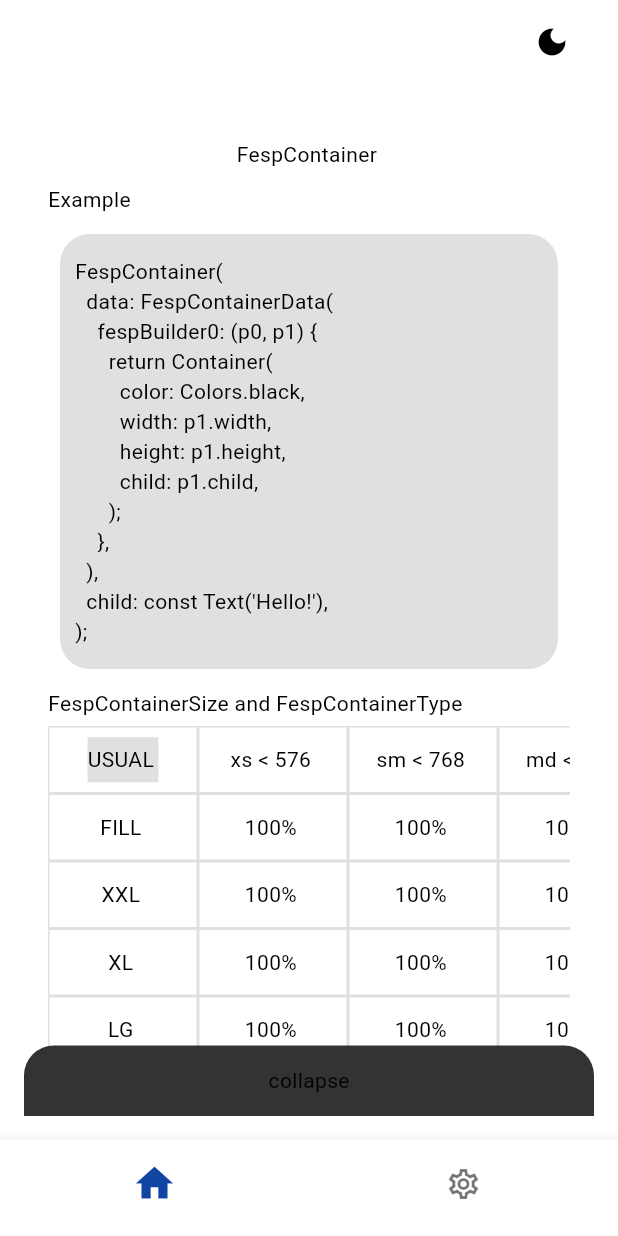
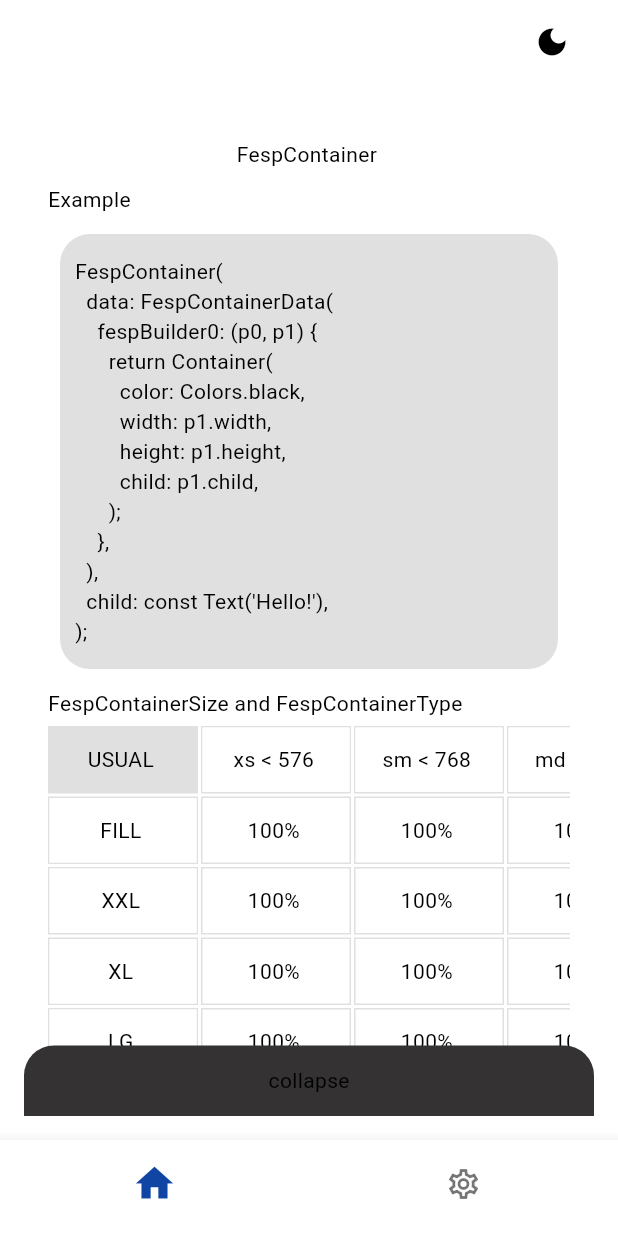
Before and after one commit to Vantus555/flutter_easy_start_project, a Flutter app: the screen it shows after launch, on a phone screen of 412 x 824 dp. Run offline on Flutter 3.47's test engine with Material 3 defaults, Android fonts, the light colour scheme and no system bars; our stand-ins replace flex_color_scheme, go_router, hive, hive_flutter; missing offline and left inert: analyzer, build, source_gen; accounts and stored records are empty.

Commit message:
FespTable - 2

```diff
--- a/lib/main.dart
+++ b/lib/main.dart
@@ -1,5 +1,4 @@
 import 'package:flutter/material.dart';
-import 'package:flutter_easy_start_project/nodes/containers/fesp_vertical_tab_container.dart';
 import 'package:flutter_easy_start_project/pages/fesp_app.dart';
 import 'package:flutter_easy_start_project/nodes/containers/fesp_container.dart';
 import 'package:flutter_easy_start_project/pages/presentation/fesp_presentation_page.dart';
--- a/lib/nodes/fesp_table.dart
+++ b/lib/nodes/fesp_table.dart
@@ -1,6 +1,5 @@
-import 'dart:html';
-import 'dart:math';
 import 'package:flutter/material.dart';
+import 'package:flutter/widgets.dart';
 import 'package:flutter_easy_start_project/nodes/fesp_multi_scroll.dart';
 import 'package:flutter_easy_start_project/themes/fesp_themes_consts.dart';
 import 'package:flutter_easy_start_project/view_models/fesp_value_change_provider.dart';
@@ -27,31 +26,33 @@ class MyAppTableDictContainer {
 }
 
 class FespTableData {
-  final String emptyCell;
-  final String firstCell;
-
-  final List<String>? horizontalHeaders;
-  final List<String>? verticalHeaders;
-
+  final dynamic emptyCell;
   final double rowHeight = 45;
   final double? Function(int index)? rowHeightByIndex;
-
   final double cellWidth = 100;
   final double? Function(int x, int y)? cellWidthByIndex;
-
-  final List<List<String>> items;
-  final Widget Function(String item, int x, int y) builder;
+  final List<List<dynamic>> items;
+  final Widget Function(dynamic item, int x, int y) builder;
+  final Size gap;
+  late final int verticalMaxCount;
+  late final int horizontalMaxCount;
 
   FespTableData({
     this.emptyCell = '-',
-    this.firstCell = '',
-    this.horizontalHeaders,
-    this.verticalHeaders,
     this.rowHeightByIndex,
     this.cellWidthByIndex,
+    this.gap = const Size(0, 0),
     required this.items,
     required this.builder,
-  });
+  }) {
+    verticalMaxCount = items.length;
+
+    int maxCount = 0;
+    for (var e in items) {
+      if (e.length > maxCount) maxCount = e.length;
+    }
+    horizontalMaxCount = maxCount;
+  }
 }
 
 class FespTable extends StatelessWidget {
@@ -145,7 +146,6 @@ class FespTable extends StatelessWidget {
       builder: (context, child) {
         List<Widget> children = [];
 
-        children.addAll(_getHorizontalHeaders());
         children.addAll(_getRows());
 
         return FespMultiScroll(
@@ -157,96 +157,35 @@ class FespTable extends StatelessWidget {
     );
   }
 
-  List<Widget> _getHorizontalHeaders() {
-    List<_Cell> headers = [];
-
-    // firstCell
-    if (data.horizontalHeaders != null && data.verticalHeaders != null) {
-      headers.add(_Cell(child: data.firstCell, x: 0, y: 0));
+  void _addCell(List<_Cell> container, dynamic el, int x, int y) {
+    if (el == null) {
+      container.add(_Cell(child: data.emptyCell, x: x, y: y));
+    } else {
+      container.add(_Cell(child: el, x: x, y: y));
     }
-
-    // Othe cells
-    if (data.horizontalHeaders != null) {
-      final maxCount = _getHorizontalMaxCount();
-
-      for (var i = 0; i < maxCount; i++) {
-        if (i + 1 > data.horizontalHeaders!.length) {
-          headers.add(_Cell(child: data.emptyCell, x: 0, y: i + 1));
-          continue;
-        }
-        headers.add(_Cell(child: data.horizontalHeaders![i], x: 0, y: i + 1));
-      }
-    }
-
-    if (headers.isEmpty) {
-      return [];
-    }
-    return [_Row(index: 0, children: headers)];
   }
 
   List<_Row> _getRows() {
     List<_Row> rows = [];
 
-    final verticalMaxCount = _getVerticalMaxCount();
-
+    final horizontalMaxCount = data.horizontalMaxCount;
+    final verticalMaxCount = data.verticalMaxCount;
     for (var i = 0; i < verticalMaxCount; i++) {
       List<_Cell> cells = [];
 
-      // vertical header
-      if (data.verticalHeaders != null) {
-        if (i < data.verticalHeaders!.length) {
-          // child
-          cells.add(_Cell(child: data.verticalHeaders![i], x: 0, y: i + 1));
-        } else {
-          // emptyCell
-          cells.add(_Cell(child: data.emptyCell, x: 0, y: i + 1));
-        }
+      // Other cells
+      for (var cell = 0; cell < horizontalMaxCount; cell++) {
+        dynamic el = data.emptyCell;
+        if (i < data.items.length && cell + 1 <= data.items[i].length) {
+          el = data.items[i][cell];
         }
 
-      final horizontalMaxCount = _getHorizontalMaxCount();
-
-      // Other cells
-      for (var cell = 0; cell < horizontalMaxCount; cell++) {
-        // emptyCell
-        if (i >= data.items.length) {
-          cells.add(_Cell(child: data.emptyCell, x: cell, y: i + 1));
-          continue;
+        _addCell(cells, el, cell, i);
       }
-        // emptyCell
-        if (cell + 1 > data.items[i].length) {
-          cells.add(_Cell(child: data.emptyCell, x: cell, y: i + 1));
-          continue;
-        }
-        // child
-        cells.add(_Cell(child: data.items[i][cell], x: cell, y: i + 1));
-      }
-      rows.add(_Row(index: i + 1, children: cells));
+      rows.add(_Row(index: i, children: cells));
     }
 
     return rows;
-  }
-
-  int _getHorizontalMaxCount() {
-    int maxCount = 0;
-
-    for (var e in data.items) {
-      if (e.length > maxCount) maxCount = e.length;
-    }
-
-    if (data.horizontalHeaders != null) {
-      return max(data.horizontalHeaders!.length, maxCount);
-    }
-
-    return maxCount;
-  }
-
-  int _getVerticalMaxCount() {
-    return data.verticalHeaders == null
-        ? data.items.length
-        : max(
-            data.items.length,
-            data.verticalHeaders!.length,
-          );
   }
 }
 
@@ -264,12 +203,17 @@ class _Row extends StatelessWidget {
     final provider = context.read<_providerType>();
     final data = provider.getValue();
 
-    return SizedBox(
+    return Padding(
+      padding: EdgeInsets.only(
+        top: index == 0 ? 0 : data.gap.height,
+      ),
+      child: SizedBox(
         height: data.rowHeightByIndex == null
             ? data.rowHeight
             : data.rowHeightByIndex!(index) ?? data.rowHeight,
         child: Row(
           children: children,
+        ),
       ),
     );
   }
@@ -291,23 +235,24 @@ class _Cell extends StatelessWidget {
     final provider = context.read<_providerType>();
     final data = provider.getValue();
 
-    return Container(
+    return FespMultiScroll(
+      horizontal: false,
+      child: Padding(
+        padding: EdgeInsets.only(
+          left: x == 0 ? 0 : data.gap.width,
+        ),
+        child: Container(
           width: data.cellWidthByIndex == null
               ? data.cellWidth
               : data.cellWidthByIndex!(x, y) ?? data.cellWidth,
-      padding: const EdgeInsets.symmetric(
-        vertical: 4,
-        horizontal: 8,
-      ),
+          height: data.rowHeightByIndex == null
+              ? data.rowHeight
+              : data.rowHeightByIndex!(x) ?? data.rowHeight,
           decoration: BoxDecoration(
             border: Border.all(
               color: FESP_ACTIVE_COLOR(context),
             ),
           ),
-      child: Align(
-        alignment: Alignment.center,
-        child: FespMultiScroll(
-          horizontal: false,
           child: data.builder(child, x, y),
         ),
       ),
--- a/lib/pages/presentation/fesp_presentation_container.dart
+++ b/lib/pages/presentation/fesp_presentation_container.dart
@@ -1,5 +1,3 @@
-import 'dart:math';
-
 import 'package:flutter/material.dart';
 import 'package:flutter_easy_start_project/nodes/containers/fesp_code.dart';
 import 'package:flutter_easy_start_project/nodes/fesp_table.dart';
@@ -12,15 +10,21 @@ class FespPresentationContainer extends StatelessWidget {
 
   @override
   Widget build(BuildContext context) {
+    const gap = Size(2, 2);
+
     tableBuilder(item, x, y) {
-      final child = FespText(text: item);
-      if (x == 0 && y == 0) {
-        return ColoredBox(
-          color: FESP_ACTIVE_COLOR(context),
-          child: child,
+      Color? color;
+      if (y == 0 && x == 0) {
+        color = FESP_ACTIVE_COLOR(context);
+      } else if (y == 0 || x == 0) {
+        color = FESP_TAB_BAR_COLOR(context);
+      }
+      return Container(
+        color: color,
+        child: Center(
+          child: FespText(text: item),
+        ),
       );
-      }
-      return child;
     }
 
     return FespPresentationBasePage(
@@ -51,8 +55,10 @@ FespContainer(
         Center(
           child: FespTable(
             data: FespTableData(
-              firstCell: 'USUAL',
-              horizontalHeaders: const [
+              gap: gap,
+              items: const [
+                [
+                  'USUAL',
                   'xs < 576',
                   'sm < 768',
                   'md < 992',
@@ -60,14 +66,12 @@ FespContainer(
                   'xl < 1600',
                   'xxl > 1600'
                 ],
-              verticalHeaders: const ['FILL', 'XXL', 'XL', 'LG', 'MD', 'SM'],
-              items: const [
-                ['100%', '100%', '100%', '100%', '100%', '100%'],
-                ['100%', '100%', '100%', '100%', '100%', '1600'],
-                ['100%', '100%', '100%', '100%', '1200', '1600'],
-                ['100%', '100%', '100%', '992', '1200', '1600'],
-                ['100%', '100%', '768', '992', '1200', '1600'],
-                ['100%', '576', '768', '992', '1200', '1600'],
+                ['FILL', '100%', '100%', '100%', '100%', '100%', '100%'],
+                ['XXL', '100%', '100%', '100%', '100%', '100%', '1600'],
+                ['XL', '100%', '100%', '100%', '100%', '1200', '1600'],
+                ['LG', '100%', '100%', '100%', '992', '1200', '1600'],
+                ['MD', '100%', '100%', '768', '992', '1200', '1600'],
+                ['SM', '100%', '576', '768', '992', '1200', '1600'],
               ],
               builder: tableBuilder,
             ),
@@ -77,8 +81,10 @@ FespContainer(
         Center(
           child: FespTable(
             data: FespTableData(
-              firstCell: 'FIXED',
-              horizontalHeaders: const [
+              gap: gap,
+              items: const [
+                [
+                  'FIXED',
                   'xs < 576',
                   'sm < 768',
                   'md < 992',
@@ -86,14 +92,12 @@ FespContainer(
                   'xl < 1600',
                   'xxl > 1600'
                 ],
-              verticalHeaders: const ['FILL', 'XXL', 'XL', 'LG', 'MD', 'SM'],
-              items: const [
-                ['100%', '100%', '100%', '100%', '100%', '100%'],
-                ['100%', '100%', '100%', '100%', '100%', '1600'],
-                ['100%', '100%', '100%', '100%', '1200', '1600'],
-                ['100%', '100%', '100%', '992', '1200', '1600'],
-                ['100%', '100%', '768', '992', '1200', '1600'],
-                ['100%', '576', '768', '992', '1200', '1600'],
+                ['FILL', '100%', '100%', '100%', '100%', '100%', '100%'],
+                ['XXL', '100%', '100%', '100%', '100%', '100%', '1600'],
+                ['XL', '100%', '100%', '100%', '100%', '1200', '1600'],
+                ['LG', '100%', '100%', '100%', '992', '1200', '1600'],
+                ['MD', '100%', '100%', '768', '992', '1200', '1600'],
+                ['SM', '100%', '576', '768', '992', '1200', '1600'],
               ],
               builder: tableBuilder,
             ),
```
Lines whose indentation alone changed are shown as unchanged.
